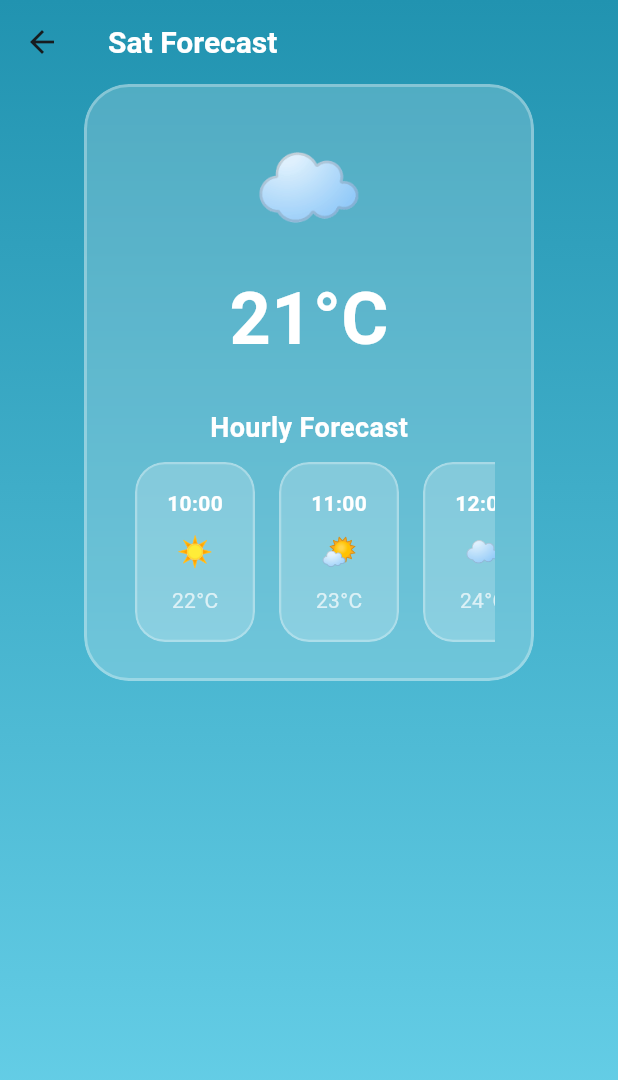
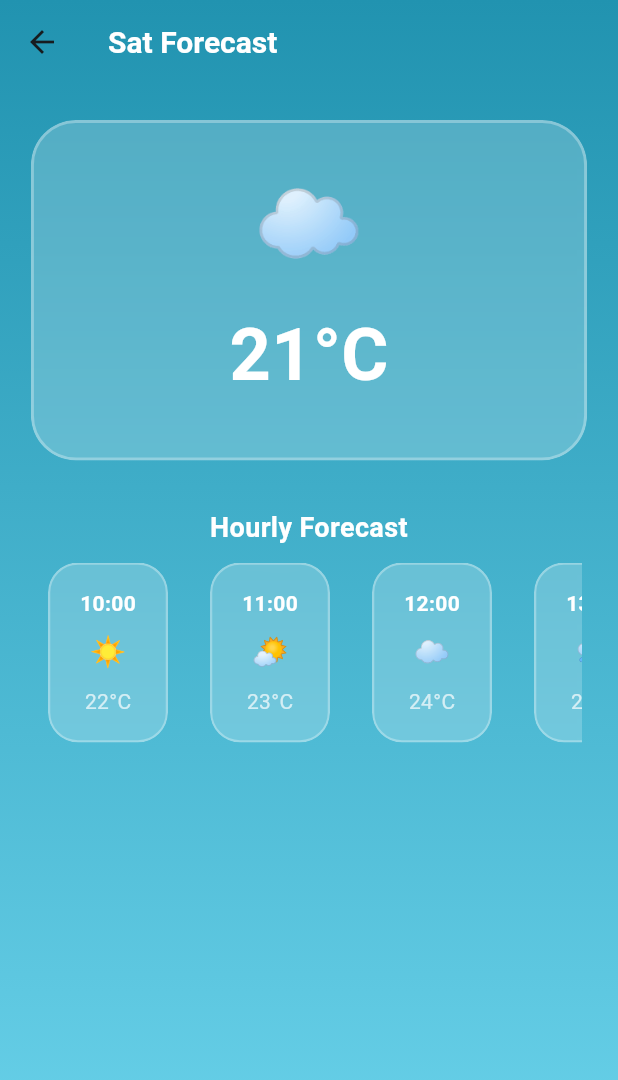
Before and after one commit to iArgho/weather_app, a Flutter app: the screen it shows after launch, after a tap on "Sat", on a phone screen of 412 x 824 dp. Shown: the top 1080 px of the screen. Run offline on Flutter 3.47's test engine with Material 3 defaults, Android fonts, the phone set to English and light mode, and no system bars.

Commit message:
design changes

```diff
--- a/lib/screens/presentation/daily_detail_screen.dart
+++ b/lib/screens/presentation/daily_detail_screen.dart
@@ -1,9 +1,10 @@
 import 'dart:ui';
+import 'package:flutter/material.dart';
 import 'package:Weatherly/screens/widgets/hourly_forecast_card.dart';
-import 'package:flutter/material.dart';
 
 class DailyDetailScreen extends StatelessWidget {
   final Map<String, dynamic> data;
+
   const DailyDetailScreen({super.key, required this.data});
 
   @override
@@ -18,8 +19,11 @@ class DailyDetailScreen extends StatelessWidget {
           {'time': '14:00', 'icon': '⛈️', 'temperature': '20°C'},
         ];
 
+    final screenWidth = MediaQuery.of(context).size.width;
+
     return Scaffold(
       backgroundColor: Colors.transparent,
+      extendBodyBehindAppBar: true,
       appBar: AppBar(
         backgroundColor: Colors.transparent,
         elevation: 0,
@@ -32,17 +36,18 @@ class DailyDetailScreen extends StatelessWidget {
           ),
         ),
       ),
-      extendBodyBehindAppBar: true,
       body: SafeArea(
         child: SingleChildScrollView(
-          // Added to handle overflow
+          padding: const EdgeInsets.symmetric(vertical: 24.0),
           child: Center(
-            child: ClipRRect(
+            child: Column(
+              children: [
+                ClipRRect(
                   borderRadius: BorderRadius.circular(30.0),
                   child: BackdropFilter(
                     filter: ImageFilter.blur(sigmaX: 10, sigmaY: 10),
                     child: Container(
-                  width: 300,
+                      width: screenWidth * 0.9,
                       padding: const EdgeInsets.all(24.0),
                       decoration: BoxDecoration(
                         color: Colors.white.withOpacity(0.2),
@@ -53,8 +58,7 @@ class DailyDetailScreen extends StatelessWidget {
                         ),
                       ),
                       child: Column(
-                    mainAxisSize: MainAxisSize.min,
-                    mainAxisAlignment: MainAxisAlignment.center,
+                        crossAxisAlignment: CrossAxisAlignment.center,
                         children: [
                           Text(
                             data["icon"] ?? "❓",
@@ -69,39 +73,24 @@ class DailyDetailScreen extends StatelessWidget {
                               color: Colors.white,
                             ),
                           ),
-                      const SizedBox(height: 5),
-                      // Optional: Add InfoChips for additional details
-                      if (data['humidity'] != null ||
-                          data['windSpeed'] != null ||
-                          data['pressure'] != null)
-                        Wrap(
-                          spacing: 8,
-                          runSpacing: 8,
-                          children: [
-                            if (data['humidity'] != null)
-                              _InfoChip(
-                                icon: Icons.water_drop,
-                                label: 'Humidity',
-                                value: data['humidity'],
-                              ),
-                            if (data['windSpeed'] != null)
-                              _InfoChip(
-                                icon: Icons.air,
-                                label: 'Wind',
-                                value: data['windSpeed'],
-                              ),
-                            if (data['pressure'] != null)
-                              _InfoChip(
-                                icon: Icons.speed,
-                                label: 'Pressure',
-                                value: data['pressure'],
-                              ),
+                          const SizedBox(height: 10),
                         ],
                       ),
-                      const SizedBox(height: 20),
-                      // Hourly Forecast Section
+                    ),
+                  ),
+                ),
+
+                const SizedBox(height: 32),
+
+                // Hourly Forecast section
+                Padding(
+                  padding: const EdgeInsets.symmetric(horizontal: 24.0),
+                  child: Column(
+                    crossAxisAlignment: CrossAxisAlignment.center,
+                    children: [
                       const Text(
                         'Hourly Forecast',
+                        textAlign: TextAlign.center,
                         style: TextStyle(
                           color: Colors.white,
                           fontSize: 18,
@@ -110,10 +99,13 @@ class DailyDetailScreen extends StatelessWidget {
                       ),
                       const SizedBox(height: 10),
                       SizedBox(
-                        height: 120, // Adjust height as needed
-                        child: ListView.builder(
+                        height: 120,
+                        child: Center(
+                          child: ListView.separated(
                             scrollDirection: Axis.horizontal,
                             itemCount: hourlyData.length,
+                            separatorBuilder:
+                                (_, __) => const SizedBox(width: 12),
                             itemBuilder: (context, index) {
                               final hour = hourlyData[index];
                               return HourlyForecastCard(
@@ -124,10 +116,11 @@ class DailyDetailScreen extends StatelessWidget {
                             },
                           ),
                         ),
+                      ),
                     ],
                   ),
                 ),
-              ),
+              ],
             ),
           ),
         ),
@@ -154,7 +147,7 @@ class _InfoChip extends StatelessWidget {
       child: BackdropFilter(
         filter: ImageFilter.blur(sigmaX: 10, sigmaY: 10),
         child: Container(
-          padding: const EdgeInsets.symmetric(horizontal: 12, vertical: 8),
+          padding: const EdgeInsets.symmetric(horizontal: 14, vertical: 8),
           decoration: BoxDecoration(
             color: Colors.white.withOpacity(0.2),
             borderRadius: BorderRadius.circular(20),
@@ -164,14 +157,15 @@ class _InfoChip extends StatelessWidget {
             ),
           ),
           child: Row(
+            mainAxisSize: MainAxisSize.min,
             children: [
               Icon(icon, color: Colors.white, size: 20),
-              const SizedBox(width: 8),
+              const SizedBox(width: 6),
               Text(
                 "$label: $value",
                 style: const TextStyle(
                   color: Colors.white,
-                  fontWeight: FontWeight.bold,
+                  fontWeight: FontWeight.w600,
                 ),
               ),
             ],
--- a/lib/screens/widgets/current_weather_card.dart
+++ b/lib/screens/widgets/current_weather_card.dart
@@ -1,5 +1,4 @@
 import 'dart:ui';
-
 import 'package:flutter/material.dart';
 
 class CurrentWeatherCard extends StatelessWidget {
@@ -18,14 +17,16 @@ class CurrentWeatherCard extends StatelessWidget {
 
   @override
   Widget build(BuildContext context) {
+    final screenWidth = MediaQuery.of(context).size.width;
+
     return Center(
       child: ClipRRect(
         borderRadius: BorderRadius.circular(30.0),
         child: BackdropFilter(
           filter: ImageFilter.blur(sigmaX: 10, sigmaY: 10),
           child: Container(
-            width: 300,
-            padding: const EdgeInsets.all(20),
+            width: screenWidth * 0.9,
+            padding: const EdgeInsets.all(24.0),
             decoration: BoxDecoration(
               color: Colors.white.withOpacity(0.2),
               borderRadius: BorderRadius.circular(30.0),
@@ -35,7 +36,7 @@ class CurrentWeatherCard extends StatelessWidget {
               ),
             ),
             child: Column(
-              mainAxisSize: MainAxisSize.min,
+              crossAxisAlignment: CrossAxisAlignment.center,
               children: [
                 Icon(icon, size: 60, color: Colors.white),
                 const SizedBox(height: 10),
@@ -43,19 +44,21 @@ class CurrentWeatherCard extends StatelessWidget {
                   temperature,
                   style: const TextStyle(
                     fontSize: 48,
+                    fontWeight: FontWeight.bold,
                     color: Colors.white,
-                    fontWeight: FontWeight.bold,
                   ),
                 ),
-                const SizedBox(height: 5),
+                const SizedBox(height: 10),
                 Text(
                   weatherDescription,
                   style: const TextStyle(fontSize: 20, color: Colors.white70),
+                  textAlign: TextAlign.center,
                 ),
                 const SizedBox(height: 10),
                 Text(
                   location,
                   style: const TextStyle(fontSize: 16, color: Colors.white70),
+                  textAlign: TextAlign.center,
                 ),
               ],
             ),
--- a/lib/screens/widgets/daily_forecast_card.dart
+++ b/lib/screens/widgets/daily_forecast_card.dart
@@ -4,7 +4,7 @@ import 'package:Weatherly/screens/presentation/daily_detail_screen.dart';
 import 'package:flutter/material.dart';
 
 class DailyForecastCard extends StatelessWidget {
-  final Map<String, String> data; // pass the whole map
+  final Map<String, String> data;
 
   const DailyForecastCard({super.key, required this.data});
 
```
Also changed, not shown: 3 other files. Lines whose indentation alone changed are shown as unchanged.
